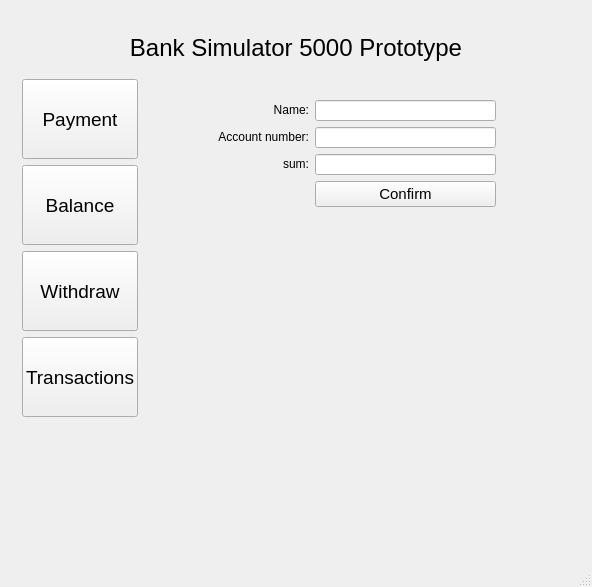
This is client/BankSimul/BankSimul/mainwindow.ui in MJ-Pixel/Pankkiautomaatti as Qt 5 draws it before an edit. The edited form follows.
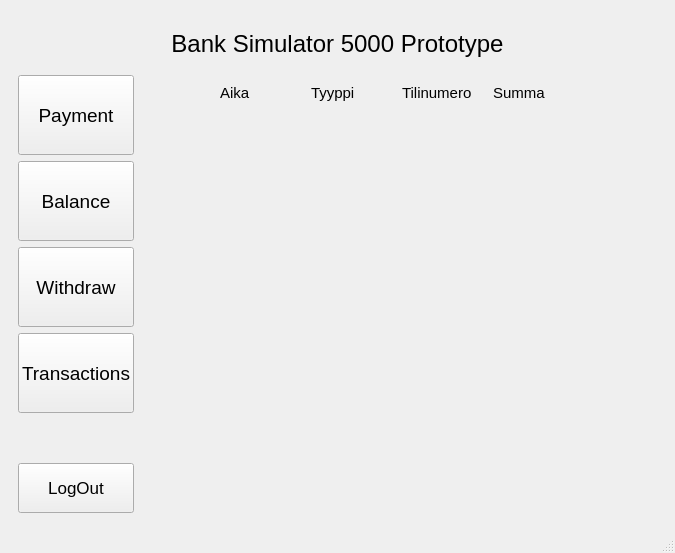
This is the edited form. The open tabs and pages were chosen to show the change.

```diff
--- a/client/BankSimul/BankSimul/mainwindow.ui
+++ b/client/BankSimul/BankSimul/mainwindow.ui
@@ -6,8 +6,8 @@
    <rect>
     <x>0</x>
     <y>0</y>
-    <width>592</width>
-    <height>587</height>
+    <width>675</width>
+    <height>553</height>
    </rect>
   </property>
   <property name="windowTitle">
@@ -191,6 +191,24 @@
                 </property>
                </spacer>
               </item>
+              <item>
+               <widget class="QPushButton" name="main_logout_button">
+                <property name="minimumSize">
+                 <size>
+                  <width>40</width>
+                  <height>50</height>
+                 </size>
+                </property>
+                <property name="font">
+                 <font>
+                  <pointsize>13</pointsize>
+                 </font>
+                </property>
+                <property name="text">
+                 <string>LogOut</string>
+                </property>
+               </widget>
+              </item>
              </layout>
             </item>
             <item>
@@ -630,6 +648,149 @@
                 </item>
                </layout>
               </widget>
+              <widget class="QWidget" name="TransactionPage">
+               <layout class="QGridLayout" name="gridLayout_14">
+                <item row="1" column="1">
+                 <spacer name="verticalSpacer_13">
+                  <property name="orientation">
+                   <enum>Qt::Vertical</enum>
+                  </property>
+                  <property name="sizeHint" stdset="0">
+                   <size>
+                    <width>20</width>
+                    <height>40</height>
+                   </size>
+                  </property>
+                 </spacer>
+                </item>
+                <item row="1" column="2">
+                 <spacer name="horizontalSpacer_17">
+                  <property name="orientation">
+                   <enum>Qt::Horizontal</enum>
+                  </property>
+                  <property name="sizeHint" stdset="0">
+                   <size>
+                    <width>40</width>
+                    <height>20</height>
+                   </size>
+                  </property>
+                 </spacer>
+                </item>
+                <item row="0" column="1">
+                 <layout class="QGridLayout" name="transaction_grid_layout">
+                  <item row="0" column="0">
+                   <widget class="QLabel" name="transaction_aika_label">
+                    <property name="minimumSize">
+                     <size>
+                      <width>85</width>
+                      <height>18</height>
+                     </size>
+                    </property>
+                    <property name="maximumSize">
+                     <size>
+                      <width>85</width>
+                      <height>18</height>
+                     </size>
+                    </property>
+                    <property name="font">
+                     <font>
+                      <pointsize>11</pointsize>
+                     </font>
+                    </property>
+                    <property name="text">
+                     <string>Aika</string>
+                    </property>
+                   </widget>
+                  </item>
+                  <item row="0" column="1">
+                   <widget class="QLabel" name="transaction_tyyppi_label">
+                    <property name="minimumSize">
+                     <size>
+                      <width>85</width>
+                      <height>18</height>
+                     </size>
+                    </property>
+                    <property name="maximumSize">
+                     <size>
+                      <width>85</width>
+                      <height>18</height>
+                     </size>
+                    </property>
+                    <property name="font">
+                     <font>
+                      <pointsize>11</pointsize>
+                     </font>
+                    </property>
+                    <property name="text">
+                     <string>Tyyppi</string>
+                    </property>
+                   </widget>
+                  </item>
+                  <item row="0" column="2">
+                   <widget class="QLabel" name="transaction_tilininumero_label">
+                    <property name="minimumSize">
+                     <size>
+                      <width>85</width>
+                      <height>18</height>
+                     </size>
+                    </property>
+                    <property name="maximumSize">
+                     <size>
+                      <width>85</width>
+                      <height>18</height>
+                     </size>
+                    </property>
+                    <property name="font">
+                     <font>
+                      <pointsize>11</pointsize>
+                     </font>
+                    </property>
+                    <property name="text">
+                     <string>Tilinumero</string>
+                    </property>
+                   </widget>
+                  </item>
+                  <item row="0" column="3">
+                   <widget class="QLabel" name="transaction_summa_label">
+                    <property name="minimumSize">
+                     <size>
+                      <width>85</width>
+                      <height>18</height>
+                     </size>
+                    </property>
+                    <property name="maximumSize">
+                     <size>
+                      <width>85</width>
+                      <height>18</height>
+                     </size>
+                    </property>
+                    <property name="font">
+                     <font>
+                      <pointsize>11</pointsize>
+                     </font>
+                    </property>
+                    <property name="text">
+                     <string>Summa</string>
+                    </property>
+                   </widget>
+                  </item>
+                 </layout>
+                </item>
+                <item row="1" column="0">
+                 <spacer name="horizontalSpacer_18">
+                  <property name="orientation">
+                   <enum>Qt::Horizontal</enum>
+                  </property>
+                  <property name="sizeHint" stdset="0">
+                   <size>
+                    <width>40</width>
+                    <height>20</height>
+                   </size>
+                  </property>
+                 </spacer>
+                </item>
+               </layout>
+              </widget>
               <widget class="QWidget" name="PaymentPage">
                <layout class="QGridLayout" name="gridLayout_12">
                 <item row="0" column="0">
@@ -1462,7 +1623,6 @@
   </widget>
   <widget class="QStatusBar" name="statusbar"/>
  </widget>
- <layoutdefault spacing="6" margin="11"/>
  <resources/>
  <connections/>
 </ui>
```
Left out of the diff: 242 changed lines with no effect on the pictures.
